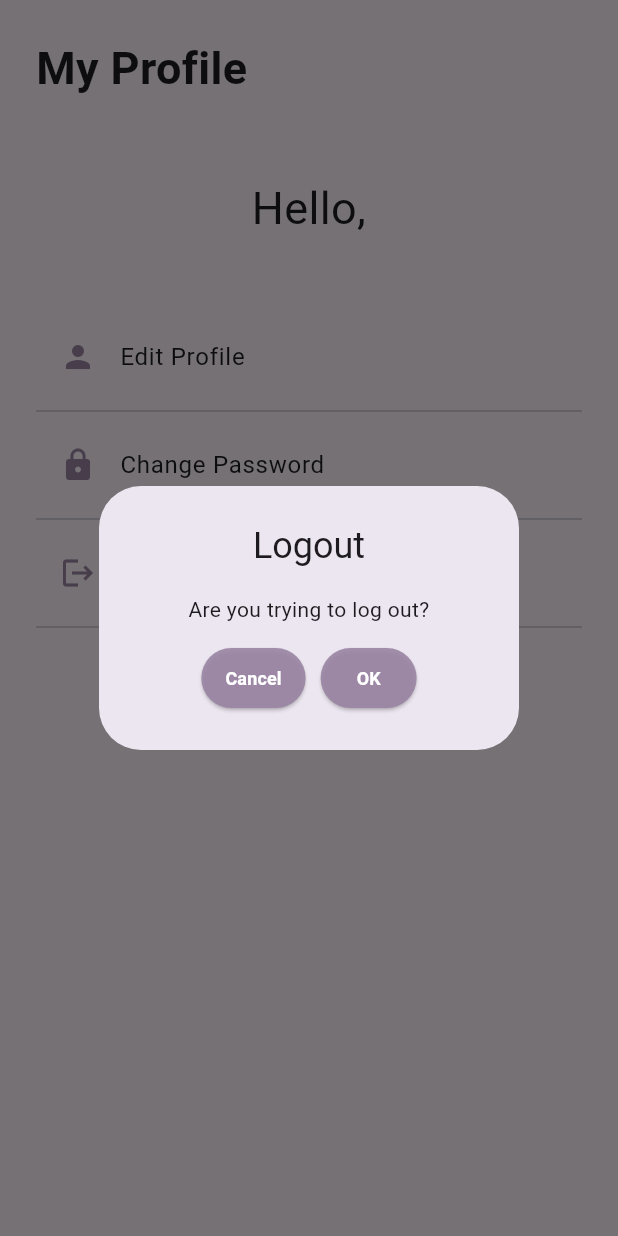
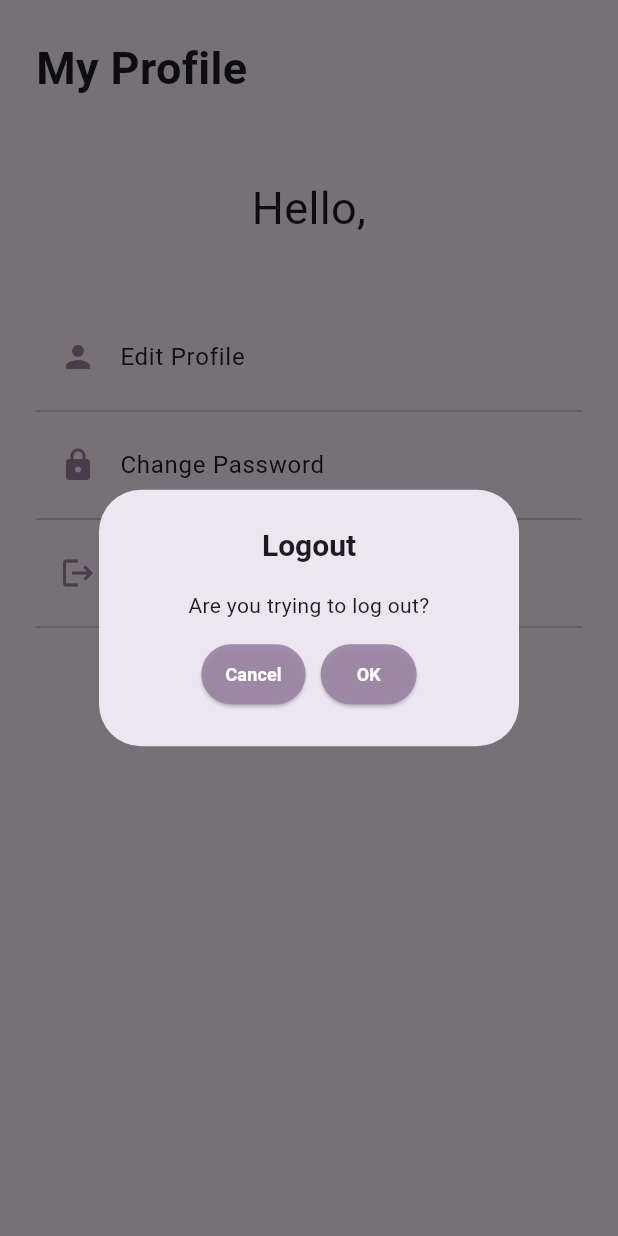
Before and after one commit to LamaAlnasser/Maazim-SWE444-G4, a Flutter app: the ProfilePage screen opened directly, after a tap on "Log Out", on a phone screen of 412 x 824 dp. Run offline on Flutter 3.47's test engine with Material 3 defaults, Android fonts, the phone set to English and light mode, and no system bars; our stand-ins replace cloud_firestore, country_picker, firebase_auth, firebase_core, motion_tab_bar, pie_chart and 2 more; missing offline and left inert: flutter_sms; accounts and stored records are empty.

Commit message:
Update profile_page.dart

```diff
--- a/lib/profile_page.dart
+++ b/lib/profile_page.dart
@@ -119,7 +119,7 @@ class _ProfilePageState extends State<ProfilePage> {
                   context: context,
                   builder: (BuildContext context) {
                     return AlertDialog(
-                      title: Center(child: Text("Logout")), // Centered title
+                      title: Center(child: Text("Logout", style: TextStyle(fontSize: 20, fontWeight: FontWeight.bold),)), // Centered title
                       content: Column(
                         mainAxisSize: MainAxisSize.min,
                         children: [
```
